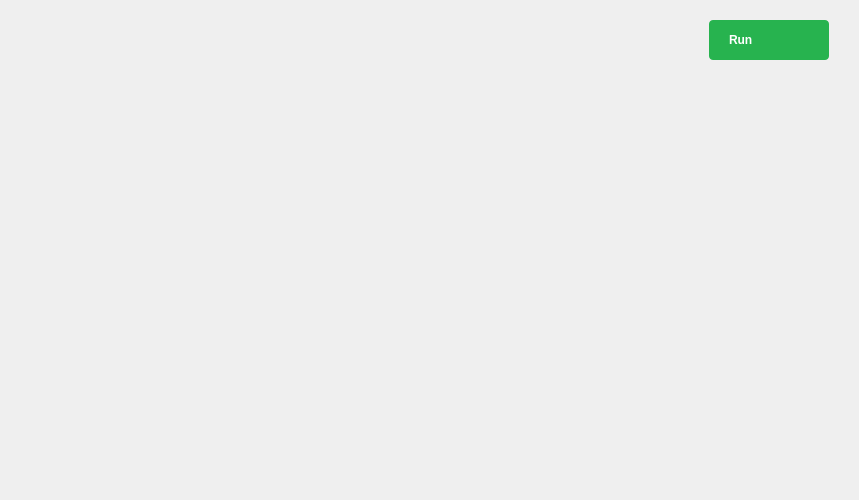
Old version of the form ui/digitalio.ui in the repository analogdevicesinc/scopy.
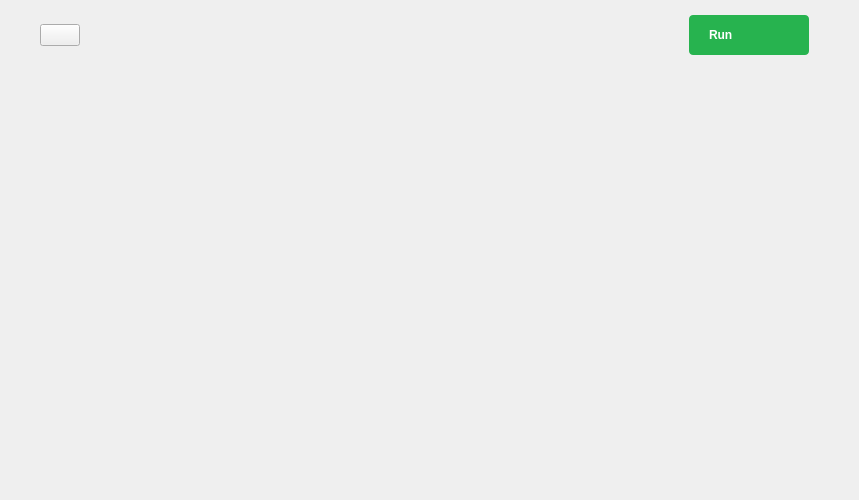
New version of the form. Icons and pictures are not drawn. Custom widgets are drawn as their Qt base class.

Commit message: Tools: Added help button for each tool

What changed in the file:
```diff
--- a/ui/digitalio.ui
+++ b/ui/digitalio.ui
@@ -71,8 +71,27 @@
          <number>0</number>
         </property>
         <property name="topMargin">
-         <number>20</number>
+         <number>15</number>
         </property>
+        <item>
+         <spacer name="horizontalSpacer_2">
+          <property name="orientation">
+           <enum>Qt::Horizontal</enum>
+          </property>
+          <property name="sizeType">
+           <enum>QSizePolicy::Preferred</enum>
+          </property>
+          <property name="sizeHint" stdset="0">
+           <size>
+            <width>40</width>
+            <height>20</height>
+           </size>
+          </property>
+         </spacer>
+        </item>
+        <item>
+         <widget class="adiscope::LinkedButton" name="btnHelp"/>
+        </item>
         <item>
          <spacer name="horizontalSpacer">
           <property name="orientation">
@@ -142,7 +161,7 @@
           </property>
           <property name="sizeHint" stdset="0">
            <size>
-            <width>30</width>
+            <width>50</width>
             <height>0</height>
            </size>
           </property>
@@ -250,6 +269,11 @@
    <header>instrumentnotes.h</header>
    <container>1</container>
   </customwidget>
+  <customwidget>
+   <class>adiscope::LinkedButton</class>
+   <extends>QPushButton</extends>
+   <header>linked_button.hpp</header>
+  </customwidget>
  </customwidgets>
  <resources>
   <include location="../resources/resources.qrc"/>
```
Left out of the diff: 1 changed line with no effect on the pictures. The commit also changes 23 other files.
